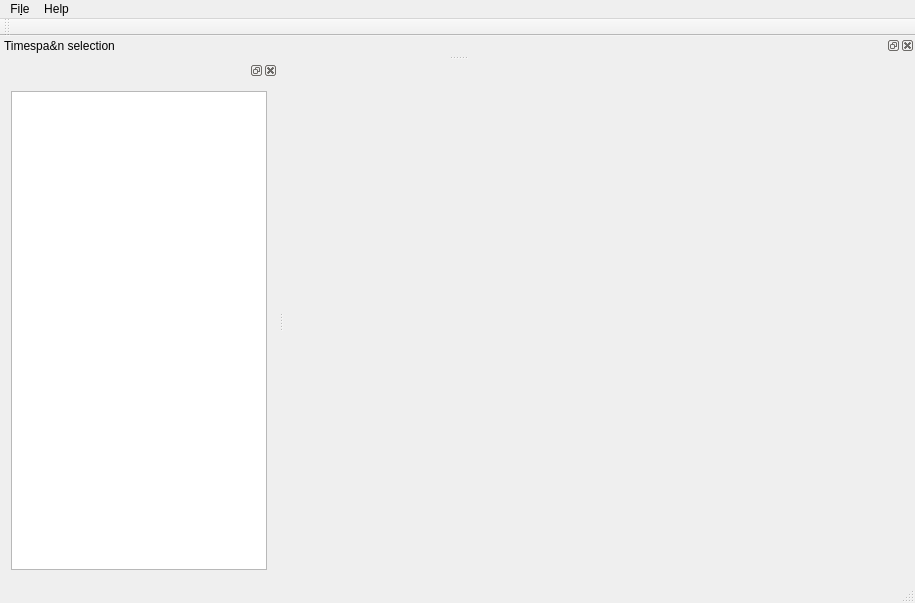
The window that src/gui/mainwindow.ui (windelbouwman/chronos) describes before a commit, drawn with Qt 5.
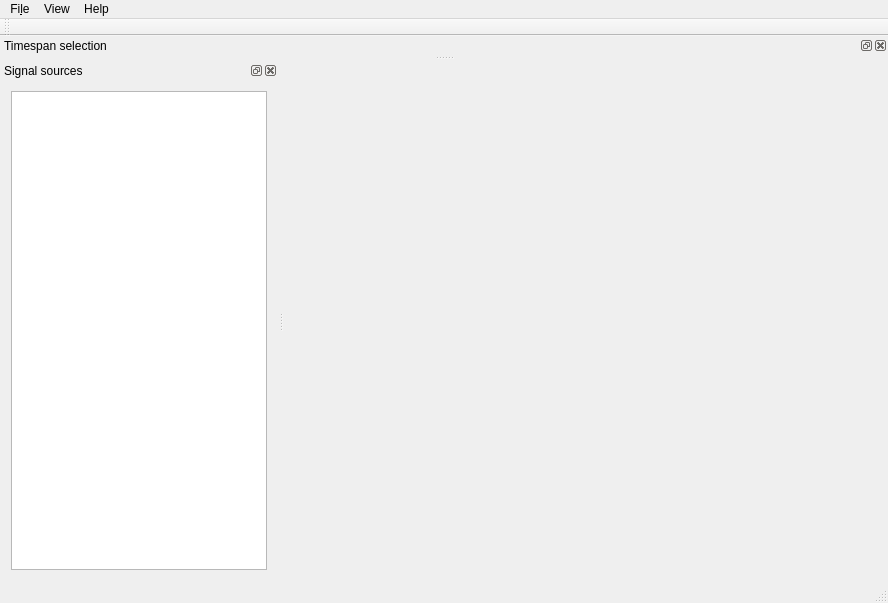
The same window after the commit.

Patch:
```diff
--- a/src/gui/mainwindow.ui
+++ b/src/gui/mainwindow.ui
@@ -6,7 +6,7 @@
    <rect>
     <x>0</x>
     <y>0</y>
-    <width>915</width>
+    <width>888</width>
     <height>603</height>
    </rect>
   </property>
@@ -19,7 +19,7 @@
     <rect>
      <x>0</x>
      <y>0</y>
-     <width>915</width>
+     <width>888</width>
      <height>22</height>
     </rect>
    </property>
@@ -36,7 +36,13 @@
     </property>
     <addaction name="actionAbout"/>
    </widget>
+   <widget class="QMenu" name="menuView">
+    <property name="title">
+     <string>View</string>
+    </property>
+   </widget>
    <addaction name="menuFile"/>
+   <addaction name="menuView"/>
    <addaction name="menuHelp"/>
   </widget>
   <widget class="QToolBar" name="mainToolBar">
@@ -50,7 +56,7 @@
   <widget class="QStatusBar" name="statusBar"/>
   <widget class="QDockWidget" name="timeSpanDockWidget">
    <property name="windowTitle">
-    <string>Timespa&amp;n selection</string>
+    <string>Timespan selection</string>
    </property>
    <attribute name="dockWidgetArea">
     <number>4</number>
@@ -58,6 +64,9 @@
    <widget class="QWidget" name="dockWidgetContents"/>
   </widget>
   <widget class="QDockWidget" name="signalsDockWidget">
+   <property name="windowTitle">
+    <string>Signal sources</string>
+   </property>
    <attribute name="dockWidgetArea">
     <number>1</number>
    </attribute>
```
